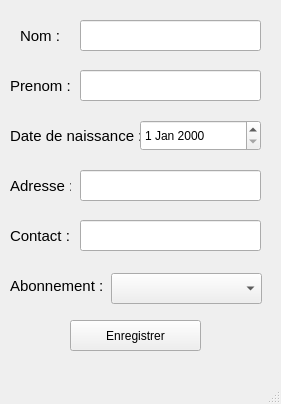
Hajaniaina07/BiblioTECH, file ui/newmembrewindow.ui: the form before one commit.
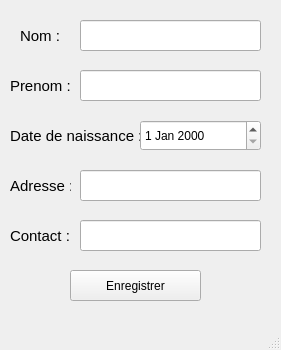
The form after the commit. Icons and pictures are not drawn.

Patch:
```diff
--- a/ui/newmembrewindow.ui
+++ b/ui/newmembrewindow.ui
@@ -7,7 +7,7 @@
     <x>0</x>
     <y>0</y>
     <width>281</width>
-    <height>404</height>
+    <height>350</height>
    </rect>
   </property>
   <property name="windowTitle">
@@ -165,40 +165,11 @@
      </rect>
     </property>
    </widget>
-   <widget class="QLabel" name="label_6">
-    <property name="geometry">
-     <rect>
-      <x>10</x>
-      <y>270</y>
-      <width>101</width>
-      <height>31</height>
-     </rect>
-    </property>
-    <property name="font">
-     <font>
-      <family>Segoe UI</family>
-      <pointsize>11</pointsize>
-     </font>
-    </property>
-    <property name="text">
-     <string>Abonnement :</string>
-    </property>
-   </widget>
-   <widget class="QComboBox" name="abonnementMembrecomboBox">
-    <property name="geometry">
-     <rect>
-      <x>111</x>
-      <y>273</y>
-      <width>151</width>
-      <height>31</height>
-     </rect>
-    </property>
-   </widget>
    <widget class="QPushButton" name="pushButtonMembre">
     <property name="geometry">
      <rect>
       <x>70</x>
-      <y>320</y>
+      <y>270</y>
       <width>131</width>
       <height>31</height>
      </rect>
```
Left out of the diff: 2 changed lines with no effect on the pictures.
